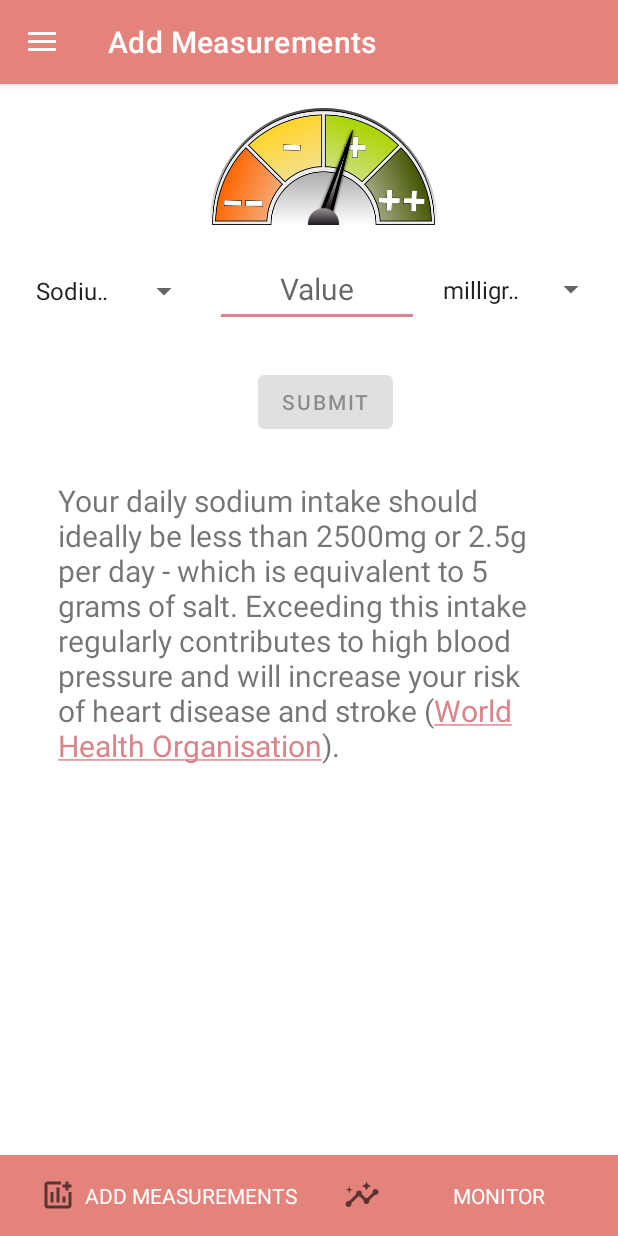
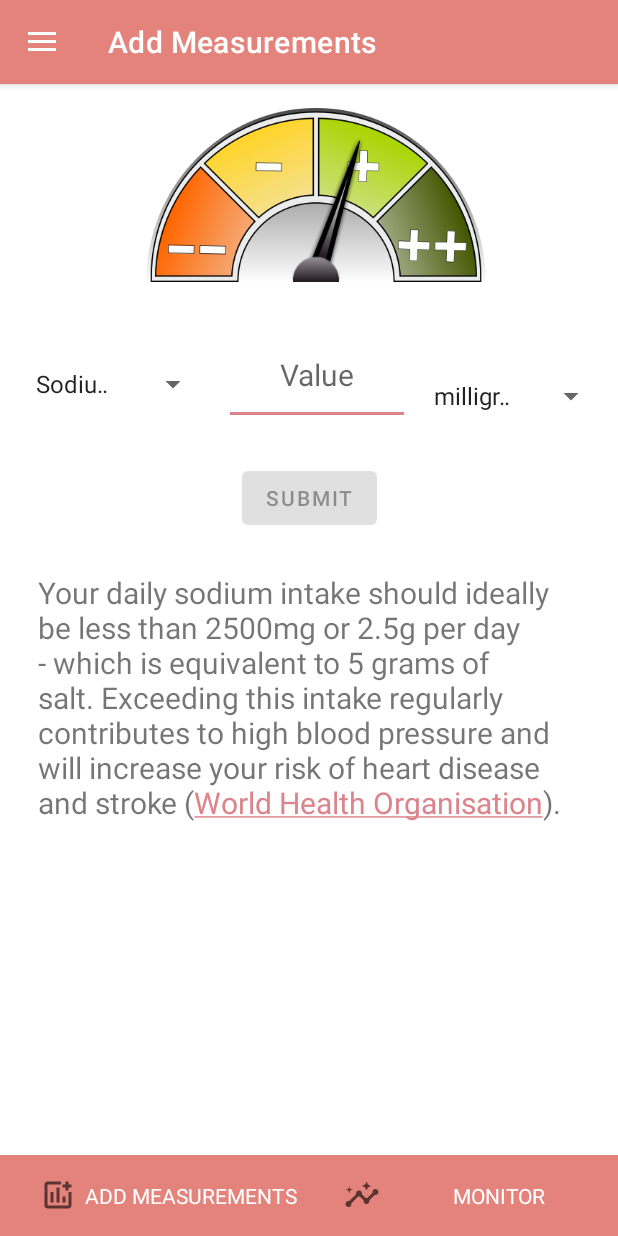
Before and after one commit to nicole-berty/iHeartHealth, an Android app: the screen it shows after launch once a user with an empty profile is signed in (HomeActivity), in the side drawer, after a tap on "Track & Monitor", on a phone screen of 412 x 824 dp. Run offline under Robolectric (Android 15) with nearby library versions, the phone set to English and light mode, and no system bars; our stand-ins replace Firebase (no records; nobody signed in at launch, a user with empty details on screens opened directly), navigation-ui; libraries missing offline, so code that uses them is left out: com.facebook, com.facebook.appevents, com.facebook.login, sdk.chat.core; 6 statements that could not run were skipped.

Commit message:
Ensure all layouts and all items in all layouts are dynamic and will adjust based on screen size. Remove unnecessary imports and simplify some code.

```diff
--- a/app/src/main/java/ie/ul/ihearthealth/login/RegisterActivity.java
+++ b/app/src/main/java/ie/ul/ihearthealth/login/RegisterActivity.java
@@ -2,21 +2,16 @@ package ie.ul.ihearthealth.login;
 
 import static android.content.ContentValues.TAG;
 
-import androidx.annotation.NonNull;
 import androidx.appcompat.app.AppCompatActivity;
 
 import android.content.Intent;
 import android.os.Bundle;
 import android.util.Log;
 import android.util.Patterns;
-import android.view.View;
 import android.widget.Button;
 import android.widget.EditText;
 import android.widget.Toast;
 
-import com.google.android.gms.tasks.OnCompleteListener;
-import com.google.android.gms.tasks.Task;
-import com.google.firebase.auth.AuthResult;
 import com.google.firebase.auth.FirebaseAuth;
 import com.google.firebase.auth.FirebaseAuthInvalidCredentialsException;
 import com.google.firebase.auth.FirebaseAuthUserCollisionException;
--- a/app/src/main/java/ie/ul/ihearthealth/main_nav_drawer/GoogleFitFragment.java
+++ b/app/src/main/java/ie/ul/ihearthealth/main_nav_drawer/GoogleFitFragment.java
@@ -166,10 +166,7 @@ public class GoogleFitFragment extends Fragment {
      */
     private boolean hasPermissions() {
         FitnessOptions fitnessOptions = getFitnessOptions();
-        if(GoogleSignIn.hasPermissions(GoogleSignIn.getLastSignedInAccount(mContext), fitnessOptions)) {
-            return true;
-        }
-        return false;
+        return GoogleSignIn.hasPermissions(GoogleSignIn.getLastSignedInAccount(mContext), fitnessOptions);
     }
 
     /**
--- a/app/src/main/java/ie/ul/ihearthealth/main_nav_drawer/home/HomeFragment.java
+++ b/app/src/main/java/ie/ul/ihearthealth/main_nav_drawer/home/HomeFragment.java
@@ -188,5 +188,6 @@ public class HomeFragment extends Fragment {
 
         recommendation.append("\n\n");
         recommendation.append(mContext.getResources().getString(R.string.source_who));
+        recommendation.append("\n\n");
     }
 }
--- a/app/src/main/res/layout/activity_register.xml
+++ b/app/src/main/res/layout/activity_register.xml
@@ -9,7 +9,8 @@
     <ImageView
         android:id="@+id/imageView4"
         android:layout_width="match_parent"
-        android:layout_height="125dp"
+        android:layout_height="0dp"
+        app:layout_constraintHeight_percent="0.25"
         android:layout_marginTop="52dp"
         android:src="@drawable/ihh_logo"
         app:layout_constraintEnd_toEndOf="parent"
--- a/app/src/main/res/layout/empty_activity_chat.xml
+++ b/app/src/main/res/layout/empty_activity_chat.xml
@@ -19,7 +19,8 @@
 
     <TextView
         android:id="@+id/textView5"
-        android:layout_width="345dp"
+        android:layout_width="0dp"
+        app:layout_constraintWidth_percent="0.85"
         android:layout_height="wrap_content"
         android:layout_marginTop="44dp"
         android:text="Support is a crucial aspect of managing long term conditions such as high blood pressure. Use the chat section of iHeartHealth to talk to other users and share experiences, advice, and useful information in groups and one-to-one!\n\nPress the back button to return to the home page."
--- a/app/src/main/res/layout/fragment_measure.xml
+++ b/app/src/main/res/layout/fragment_measure.xml
@@ -12,8 +12,10 @@
         android:layout_height="0dp"
         app:layout_constraintBottom_toBottomOf="parent"
         app:layout_constraintEnd_toEndOf="parent"
+        app:layout_constraintHorizontal_bias="0.0"
         app:layout_constraintStart_toStartOf="parent"
-        app:layout_constraintTop_toTopOf="parent">
+        app:layout_constraintTop_toTopOf="parent"
+        app:layout_constraintVertical_bias="0.0">
 
         <androidx.constraintlayout.widget.ConstraintLayout
             android:layout_width="match_parent"
@@ -23,66 +25,68 @@
                 android:id="@+id/submit"
                 android:layout_width="wrap_content"
                 android:layout_height="wrap_content"
-                android:layout_marginTop="24dp"
+                android:layout_marginTop="40dp"
                 android:enabled="false"
                 android:text="Submit"
                 app:layout_constraintEnd_toEndOf="parent"
-                app:layout_constraintHorizontal_bias="0.535"
                 app:layout_constraintStart_toStartOf="parent"
                 app:layout_constraintTop_toBottomOf="@+id/spinner" />
 
             <Spinner
                 android:id="@+id/spinner2"
                 android:layout_width="0dp"
-                android:layout_height="0dp"
+                android:layout_height="wrap_content"
+                android:layout_marginTop="64dp"
                 android:layout_marginEnd="7dp"
-                app:layout_constraintBottom_toBottomOf="@+id/measurement"
                 app:layout_constraintEnd_toEndOf="parent"
                 app:layout_constraintStart_toEndOf="@+id/measurement"
-                app:layout_constraintTop_toTopOf="@+id/measurement" />
+                app:layout_constraintTop_toBottomOf="@+id/imageView3" />
 
             <EditText
                 android:id="@+id/measurement"
-                android:layout_width="136dp"
-                android:layout_height="50dp"
+                android:layout_width="0dp"
+                android:layout_height="wrap_content"
+                android:layout_marginTop="28dp"
                 android:layout_marginEnd="8dp"
                 android:hint="Value"
                 android:inputType="numberSigned"
+                android:padding="20dp"
                 android:textAlignment="center"
                 android:textSize="20sp"
-                app:layout_constraintBottom_toBottomOf="@+id/spinner"
                 app:layout_constraintEnd_toStartOf="@+id/spinner2"
                 app:layout_constraintStart_toEndOf="@+id/spinner"
-                app:layout_constraintTop_toTopOf="@+id/spinner"
-                app:layout_constraintVertical_bias="0.0" />
+                app:layout_constraintTop_toBottomOf="@+id/imageView3"
+                app:layout_constraintWidth_percent="0.3" />
 
             <Spinner
                 android:id="@+id/spinner"
                 android:layout_width="0dp"
-                android:layout_height="52dp"
+                android:layout_height="wrap_content"
                 android:layout_marginStart="16dp"
-                android:layout_marginTop="112dp"
+                android:layout_marginTop="56dp"
                 android:layout_marginEnd="10dp"
                 app:layout_constraintEnd_toStartOf="@+id/measurement"
+                app:layout_constraintHeight_percent="0.2"
                 app:layout_constraintStart_toStartOf="parent"
-                app:layout_constraintTop_toTopOf="parent" />
+                app:layout_constraintTop_toBottomOf="@+id/imageView3" />
 
             <TextView
                 android:id="@+id/infoTv"
-                android:layout_width="335dp"
-                android:layout_height="373dp"
-                android:layout_marginTop="28dp"
+                android:layout_width="match_parent"
+                android:layout_height="wrap_content"
+                android:layout_margin="25dp"
                 android:textSize="20sp"
+                android:paddingBottom="86dp"
                 app:layout_constraintEnd_toEndOf="parent"
                 app:layout_constraintStart_toStartOf="parent"
                 app:layout_constraintTop_toBottomOf="@+id/submit" />
 
             <NumberPicker
                 android:id="@+id/systolicValue"
-                android:layout_width="49dp"
-                android:layout_height="55dp"
-                android:layout_marginStart="140dp"
-                android:layout_marginTop="112dp"
+                android:layout_width="52dp"
+                android:layout_height="61dp"
+                android:layout_marginStart="148dp"
+                android:layout_marginTop="32dp"
                 android:inputType="numberSigned"
                 android:scaleX="1.5"
                 android:scaleY="1.5"
@@ -90,27 +94,28 @@
                 android:textSize="24sp"
                 android:visibility="invisible"
                 app:layout_constraintStart_toStartOf="parent"
-                app:layout_constraintTop_toTopOf="parent" />
+                app:layout_constraintTop_toBottomOf="@+id/imageView3" />
 
             <TextView
                 android:id="@+id/bp_forward_slash"
                 android:layout_width="19dp"
                 android:layout_height="54dp"
-                android:layout_marginTop="112dp"
+                android:layout_marginTop="32dp"
                 android:text="/"
                 android:textAlignment="center"
                 android:textSize="36sp"
                 android:visibility="invisible"
                 app:layout_constraintEnd_toStartOf="@+id/diastolicVal"
+                app:layout_constraintHorizontal_bias="1.0"
                 app:layout_constraintStart_toEndOf="@+id/systolicValue"
-                app:layout_constraintTop_toTopOf="parent" />
+                app:layout_constraintTop_toBottomOf="@+id/imageView3" />
 
             <NumberPicker
                 android:id="@+id/diastolicVal"
                 android:layout_width="46dp"
                 android:layout_height="54dp"
-                android:layout_marginTop="112dp"
-                android:layout_marginEnd="124dp"
+                android:layout_marginTop="36dp"
+                android:layout_marginEnd="136dp"
                 android:inputType="numberSigned"
                 android:scaleX="1.5"
                 android:scaleY="1.5"
@@ -118,15 +123,17 @@
                 android:textSize="24sp"
                 android:visibility="invisible"
                 app:layout_constraintEnd_toEndOf="parent"
-                app:layout_constraintTop_toTopOf="parent" />
+                app:layout_constraintTop_toBottomOf="@+id/imageView3" />
 
             <ImageView
                 android:id="@+id/imageView3"
-                android:layout_width="195dp"
-                android:layout_height="78dp"
+                android:layout_width="wrap_content"
+                android:layout_height="0dp"
                 android:layout_marginTop="16dp"
                 android:src="@drawable/evaluation"
                 app:layout_constraintEnd_toEndOf="parent"
+                app:layout_constraintHeight_percent="0.2"
+                android:maxHeight="@dimen/nav_header_height"
                 app:layout_constraintHorizontal_bias="0.546"
                 app:layout_constraintStart_toStartOf="parent"
                 app:layout_constraintTop_toTopOf="parent" />
--- a/app/src/main/res/layout/fragment_monitor.xml
+++ b/app/src/main/res/layout/fragment_monitor.xml
@@ -56,8 +56,9 @@
 
                 <TextView
                     android:id="@+id/detailsText"
-                    android:layout_width="299dp"
-                    android:layout_height="454dp"
+                    android:layout_width="match_parent"
+                    android:layout_margin="10dp"
+                    android:layout_height="wrap_content"
                     android:layout_marginTop="56dp"
                     android:textSize="16dp"
                     app:layout_constraintEnd_toEndOf="parent"
--- a/app/src/main/res/layout/fragment_reminder.xml
+++ b/app/src/main/res/layout/fragment_reminder.xml
@@ -8,7 +8,7 @@
     <TextView
         android:id="@+id/textView3"
         android:layout_width="wrap_content"
-        android:layout_height="77dp"
+        android:layout_height="wrap_content"
         android:layout_marginStart="23dp"
         android:layout_marginEnd="17dp"
         android:layout_marginBottom="659dp"
--- a/app/src/main/res/layout/nav_header_main.xml
+++ b/app/src/main/res/layout/nav_header_main.xml
@@ -14,7 +14,7 @@
 
     <ImageView
         android:id="@+id/imageView"
-        android:layout_width="243dp"
+        android:layout_width="match_parent"
         android:layout_height="96dp"
         android:contentDescription="@string/nav_header_desc"
         android:paddingTop="@dimen/nav_header_vertical_spacing"
```
Also changed, not shown: app/src/main/res/layout/activity_med_notifcation.xml (+7 -4 lines), app/src/main/res/layout/activity_reminder.xml (+12 -9 lines), app/src/main/res/layout/fragment_google_fit.xml (+15 -11 lines), app/src/main/res/layout/fragment_home.xml (+6 -5 lines), app/src/main/res/layout/fragment_login.xml (+15 -13 lines), app/src/main/res/layout/fragment_settings.xml (+21 -15 lines), app/src/main/res/layout/medicine_layout.xml (+4 -3 lines).
